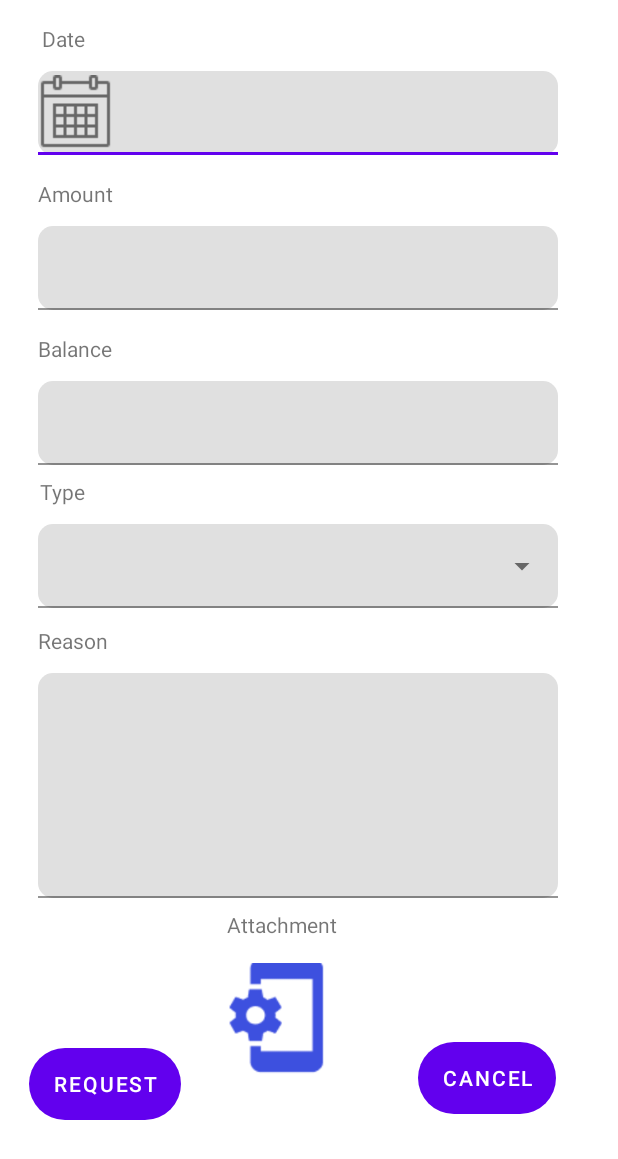
After one commit to asifexplore/Wickie, an Android app: the layout activity_claimsform.xml on its own in the app's theme, with its tools: preview values and no code run, on a phone screen of 412 x 824 dp. The commit adds this screen. Shown: the top 1159 px of the screen. Run offline under Robolectric (Android 15) with nearby library versions, the phone set to English and light mode, and no system bars.

Commit message:
added claims feature

```diff
--- /dev/null
+++ b/app/src/main/java/com/example/Wickie/features/claims/ClaimsFormActivity.kt
@@ -0,0 +1,114 @@
+package com.example.Wickie.features.claims
+
+import android.Manifest
+import android.app.Activity
+import android.app.AlertDialog
+import android.app.DatePickerDialog
+import android.content.DialogInterface
+import android.content.Intent
+import android.content.pm.PackageManager
+import android.graphics.Bitmap
+import android.graphics.BitmapFactory
+import android.os.Build
+import android.os.Bundle
+import android.os.Environment
+import android.provider.MediaStore
+import android.widget.*
+import androidx.appcompat.app.AppCompatActivity
+import androidx.core.app.ActivityCompat
+import androidx.core.content.ContextCompat
+import androidx.core.content.FileProvider
+import com.example.Wickie.BaseActivity
+import com.example.Wickie.R
+import com.google.android.material.textfield.TextInputLayout
+import java.io.File
+import java.util.*
+import com.example.Wickie.databinding.ActivityClaimsformBinding
+
+
+
+class ClaimsFormActivity:BaseActivity() {
+    private lateinit var binding : ActivityClaimsformBinding
+    private val REQUEST_IMAGE_GALLERY = 132
+    private val REQUEST_IMAGE_CAMERA = 142
+
+    override fun onCreate(savedInstanceState: Bundle?) {
+        super.onCreate(savedInstanceState)
+        binding = ActivityClaimsformBinding.inflate(layoutInflater)
+        setContentView(binding.root)
+
+        //var textTypeDropdown = findViewById<TextInputLayout>(R.layout.typeItems.id.textTypeDropdown)
+
+        //val editTextDate = findViewById<EditText>(R.id.editTextDate)
+        //val imageButtonAttachment = findViewById<ImageView>(R.id.imageButtonAttachment)
+        val calendar = Calendar.getInstance()
+        val myYear = calendar.get(Calendar.YEAR)
+        val myMonth = calendar.get(Calendar.MONTH)
+        val day = calendar.get(Calendar.DAY_OF_MONTH)
+
+        var itemList = arrayOf("transport", "meal", "phone")
+
+        var arrayAdapter = ArrayAdapter(this, R.layout.type_list, itemList)
+        binding.typeItems.setAdapter(arrayAdapter)
+
+        binding.editTextDate.setOnClickListener {
+            val datePickerDialog = DatePickerDialog(this, DatePickerDialog.OnDateSetListener { view, year, month, dayOfMonth ->
+                val display:String = dayOfMonth.toString() + "/" + (month+1) + "/" + year
+                binding.editTextDate.setText(display)
+            }, myYear, myMonth, day)
+            datePickerDialog.show()
+        }
+
+        binding.imageButtonAttachment.setOnClickListener {
+            val builder = AlertDialog.Builder(this)
+            //set title for alert dialog
+            builder.setTitle("Attachment Upload")
+            //set message for alert dialog
+            builder.setMessage("How would you upload your attachment?")
+
+            //performing positive action
+            builder.setPositiveButton("Gallery") { dialog, which ->
+                dialog.dismiss()
+
+                val intent = Intent(Intent.ACTION_PICK)
+                intent.type = "image/*"
+                startActivityForResult(intent,REQUEST_IMAGE_GALLERY)
+            }
+            //performing negative action
+            builder.setNegativeButton("Camera"){dialog, which ->
+                dialog.dismiss()
+
+                Intent(MediaStore.ACTION_IMAGE_CAPTURE).also {takePictureIntent ->
+                    takePictureIntent.resolveActivity(packageManager)?.also {
+                        val permission = ContextCompat.checkSelfPermission(this,Manifest.permission.CAMERA)
+                        if (permission != PackageManager.PERMISSION_GRANTED) {
+                            ActivityCompat.requestPermissions(this, arrayOf(Manifest.permission.CAMERA), 1)
+                        }
+                        else {
+                            startActivityForResult(takePictureIntent, REQUEST_IMAGE_CAMERA)
+                        }
+                    }
+
+                }
+
+            }
+            // Create the AlertDialog
+            val dialog: AlertDialog = builder.create()
+            dialog.show()
+        }
+    }
+    override fun onActivityResult(requestCode: Int, resultCode: Int, data: Intent?) {
+        super.onActivityResult(requestCode, resultCode, data)
+
+        if(requestCode == REQUEST_IMAGE_GALLERY && resultCode == Activity.RESULT_OK && data != null) {
+            binding.imageButtonAttachment.setImageURI(data.data)
+        }
+        else if(requestCode == REQUEST_IMAGE_CAMERA && resultCode == Activity.RESULT_OK && data != null) {
+            binding.imageButtonAttachment.setImageBitmap(data.extras?.get("data") as Bitmap)
+        }
+        else {
+            Toast.makeText(this, "Cannot access gallery", Toast.LENGTH_SHORT).show()
+        }
+    }
+
+}
--- a/app/src/main/java/com/example/Wickie/features/login/LoginActivity.kt
+++ b/app/src/main/java/com/example/Wickie/features/login/LoginActivity.kt
@@ -17,6 +17,8 @@ import androidx.lifecycle.Observer
 import com.example.Wickie.databinding.ActivityLoginBinding
 import androidx.lifecycle.ViewModelProvider
 import com.example.Wickie.BaseActivity
+import com.example.Wickie.features.claims.ClaimsFormActivity
+
 
 class LoginActivity : BaseActivity() {
 
--- /dev/null
+++ b/app/src/main/res/drawable/custom_button.xml
@@ -0,0 +1,6 @@
+<?xml version="1.0" encoding="utf-8"?>
+<shape xmlns:android="http://schemas.android.com/apk/res/android" android:shape="rectangle">
+    <corners android:radius="40dp"/>
+
+
+</shape>
--- /dev/null
+++ b/app/src/main/res/layout/activity_claimsform.xml
@@ -0,0 +1,261 @@
+<?xml version="1.0" encoding="utf-8"?>
+<ScrollView
+    xmlns:android="http://schemas.android.com/apk/res/android"
+    xmlns:app="http://schemas.android.com/apk/res-auto"
+    xmlns:tools="http://schemas.android.com/tools"
+    android:layout_width="match_parent"
+    android:layout_height="match_parent"
+    tools:layout_editor_absoluteX="1dp"
+    tools:layout_editor_absoluteY="1dp"
+    android:fillViewport="true"
+    tools:context=".features.claims.ClaimsFormActivity">
+
+    <androidx.constraintlayout.widget.ConstraintLayout
+        android:layout_width="match_parent"
+        android:layout_height="wrap_content">
+
+
+        <TextView
+            android:id="@+id/textDateLabel"
+            android:layout_width="wrap_content"
+            android:layout_height="wrap_content"
+            android:layout_marginTop="16dp"
+            android:text="Date"
+            app:layout_constraintEnd_toEndOf="parent"
+            app:layout_constraintHorizontal_bias="0.073"
+            app:layout_constraintStart_toStartOf="parent"
+            app:layout_constraintTop_toTopOf="parent" />
+
+        <com.google.android.material.textfield.TextInputLayout
+            android:id="@+id/textLayoutDate"
+            app:startIconDrawable="@drawable/spenddatecalendarlogo"
+            app:boxCornerRadiusBottomEnd="10dp"
+            app:boxCornerRadiusTopEnd="10dp"
+            app:boxCornerRadiusBottomStart="10dp"
+            app:boxCornerRadiusTopStart="10dp"
+            android:layout_width="match_parent"
+            android:layout_height="wrap_content"
+            android:layout_marginStart="25dp"
+            android:layout_marginTop="12dp"
+            android:layout_marginEnd="40dp"
+            app:layout_constraintEnd_toEndOf="parent"
+            app:layout_constraintHorizontal_bias="0.362"
+            app:layout_constraintStart_toStartOf="parent"
+            app:layout_constraintTop_toBottomOf="@+id/textDateLabel">
+
+            <com.google.android.material.textfield.TextInputEditText
+                android:id="@+id/editTextDate"
+                android:textColor="@color/black"
+                app:boxCornerRadiusBottomEnd="10dp"
+                app:boxCornerRadiusTopEnd="10dp"
+                app:boxCornerRadiusBottomStart="10dp"
+                app:boxCornerRadiusTopStart="10dp"
+                android:layout_width="match_parent"
+                android:layout_height="match_parent" />
+        </com.google.android.material.textfield.TextInputLayout>
+
+        <TextView
+            android:id="@+id/textAmount"
+            android:layout_width="wrap_content"
+            android:layout_height="wrap_content"
+            android:layout_marginTop="16dp"
+            android:text="@string/amount_label"
+            app:layout_constraintEnd_toEndOf="parent"
+            app:layout_constraintHorizontal_bias="0.07"
+            app:layout_constraintStart_toStartOf="parent"
+            app:layout_constraintTop_toBottomOf="@+id/textLayoutDate" />
+
+        <com.google.android.material.textfield.TextInputLayout
+            android:id="@+id/textLayoutAmount"
+            app:boxCornerRadiusBottomEnd="10dp"
+            app:boxCornerRadiusTopEnd="10dp"
+            app:boxCornerRadiusBottomStart="10dp"
+            app:boxCornerRadiusTopStart="10dp"
+            android:layout_width="match_parent"
+            android:layout_height="wrap_content"
+            android:layout_marginStart="25dp"
+            android:layout_marginTop="12dp"
+            android:layout_marginEnd="40dp"
+            app:layout_constraintEnd_toEndOf="parent"
+            app:layout_constraintHorizontal_bias="0.245"
+            app:layout_constraintStart_toStartOf="parent"
+            app:layout_constraintTop_toBottomOf="@+id/textAmount">
+
+            <com.google.android.material.textfield.TextInputEditText
+                android:id="@+id/editTextAmount"
+                app:boxCornerRadiusBottomEnd="10dp"
+                app:boxCornerRadiusTopEnd="10dp"
+                app:boxCornerRadiusBottomStart="10dp"
+                app:boxCornerRadiusTopStart="10dp"
+                android:inputType="numberDecimal"
+                android:layout_width="match_parent"
+                android:layout_height="match_parent" />
+        </com.google.android.material.textfield.TextInputLayout>
+
+        <TextView
+            android:id="@+id/textBalance"
+            android:layout_width="wrap_content"
+            android:layout_height="wrap_content"
+            android:layout_marginTop="16dp"
+            android:text="@string/balance_label"
+            app:layout_constraintEnd_toEndOf="parent"
+            app:layout_constraintHorizontal_bias="0.07"
+            app:layout_constraintStart_toStartOf="parent"
+            app:layout_constraintTop_toBottomOf="@+id/textLayoutAmount" />
+
+        <com.google.android.material.textfield.TextInputLayout
+            android:id="@+id/textLayoutBalance"
+            app:boxCornerRadiusBottomEnd="10dp"
+            app:boxCornerRadiusTopEnd="10dp"
+            app:boxCornerRadiusBottomStart="10dp"
+            app:boxCornerRadiusTopStart="10dp"
+            android:layout_width="match_parent"
+            android:layout_height="wrap_content"
+            android:layout_marginStart="25dp"
+            android:layout_marginTop="12dp"
+            android:layout_marginEnd="40dp"
+            app:layout_constraintEnd_toEndOf="parent"
+            app:layout_constraintHorizontal_bias="0.245"
+            app:layout_constraintStart_toStartOf="parent"
+            app:layout_constraintTop_toBottomOf="@+id/textBalance">
+
+            <com.google.android.material.textfield.TextInputEditText
+                android:id="@+id/editTextBalance"
+                app:boxCornerRadiusBottomEnd="10dp"
+                app:boxCornerRadiusTopEnd="10dp"
+                app:boxCornerRadiusBottomStart="10dp"
+                app:boxCornerRadiusTopStart="10dp"
+                android:inputType="numberDecimal"
+                android:layout_width="match_parent"
+                android:layout_height="wrap_content" />
+        </com.google.android.material.textfield.TextInputLayout>
+
+        <TextView
+            android:id="@+id/textType"
+            android:layout_width="wrap_content"
+            android:layout_height="wrap_content"
+            android:layout_marginTop="8dp"
+            android:text="@string/type_label"
+            app:layout_constraintEnd_toEndOf="parent"
+            app:layout_constraintHorizontal_bias="0.07"
+            app:layout_constraintStart_toStartOf="parent"
+            app:layout_constraintTop_toBottomOf="@+id/textLayoutBalance" />
+
+        <com.google.android.material.textfield.TextInputLayout
+            app:boxCornerRadiusBottomEnd="10dp"
+            app:boxCornerRadiusTopEnd="10dp"
+            app:boxCornerRadiusBottomStart="10dp"
+            app:boxCornerRadiusTopStart="10dp"
+            android:id="@+id/textTypeDropdown"
+            style="@style/Widget.MaterialComponents.TextInputLayout.FilledBox.ExposedDropdownMenu"
+            android:layout_width="match_parent"
+            android:layout_height="wrap_content"
+            android:layout_marginStart="25dp"
+            android:layout_marginTop="12dp"
+            android:layout_marginEnd="40dp"
+            app:layout_constraintEnd_toEndOf="parent"
+            app:layout_constraintHorizontal_bias="0.294"
+            app:layout_constraintStart_toStartOf="parent"
+            app:layout_constraintTop_toBottomOf="@+id/textType">
+
+            <AutoCompleteTextView
+                app:boxCornerRadiusBottomEnd="10dp"
+                app:boxCornerRadiusTopEnd="10dp"
+                app:boxCornerRadiusBottomStart="10dp"
+                app:boxCornerRadiusTopStart="10dp"
+                android:id="@+id/typeItems"
+                android:layout_width="match_parent"
+                android:layout_height="wrap_content"
+                android:inputType="none" />
+        </com.google.android.material.textfield.TextInputLayout>
+
+        <TextView
+            android:id="@+id/textReason"
+            android:layout_width="wrap_content"
+            android:layout_height="wrap_content"
+            android:layout_marginTop="12dp"
+            android:text="@string/reason_label"
+            app:layout_constraintEnd_toEndOf="parent"
+            app:layout_constraintHorizontal_bias="0.07"
+            app:layout_constraintStart_toStartOf="parent"
+            app:layout_constraintTop_toBottomOf="@+id/textTypeDropdown" />
+
+        <com.google.android.material.textfield.TextInputLayout
+            android:id="@+id/textLayoutReason"
+            android:layout_width="match_parent"
+            android:layout_height="150dp"
+            android:layout_marginStart="25dp"
+            android:layout_marginTop="12dp"
+            android:layout_marginEnd="40dp"
+            app:boxCornerRadiusBottomEnd="10dp"
+            app:boxCornerRadiusBottomStart="10dp"
+            app:boxCornerRadiusTopEnd="10dp"
+            app:boxCornerRadiusTopStart="10dp"
+            app:layout_constraintEnd_toEndOf="parent"
+            app:layout_constraintHorizontal_bias="0.245"
+            app:layout_constraintStart_toStartOf="parent"
+            app:layout_constraintTop_toBottomOf="@+id/textReason">
+
+            <com.google.android.material.textfield.TextInputEditText
+                android:id="@+id/editTextReason"
+                android:layout_width="match_parent"
+                android:layout_height="150dp"
+                app:boxCornerRadiusBottomEnd="10dp"
+                app:boxCornerRadiusBottomStart="10dp"
+                app:boxCornerRadiusTopEnd="10dp"
+                app:boxCornerRadiusTopStart="10dp" />
+        </com.google.android.material.textfield.TextInputLayout>
+
+        <TextView
+            android:id="@+id/textAttachmentLabel"
+            android:layout_width="wrap_content"
+            android:layout_height="wrap_content"
+            android:layout_marginTop="8dp"
+            android:text="Attachment"
+            app:layout_constraintEnd_toEndOf="parent"
+            app:layout_constraintHorizontal_bias="0.447"
+            app:layout_constraintStart_toStartOf="parent"
+            app:layout_constraintTop_toBottomOf="@+id/textLayoutReason" />
+
+        <ImageView
+            android:id="@+id/imageButtonAttachment"
+            android:layout_width="92dp"
+            android:layout_height="74dp"
+            android:layout_marginTop="16dp"
+            android:scaleType="centerCrop"
+            app:layout_constraintEnd_toEndOf="parent"
+            app:layout_constraintHorizontal_bias="0.451"
+            app:layout_constraintStart_toStartOf="parent"
+            app:layout_constraintTop_toBottomOf="@+id/textAttachmentLabel"
+            app:srcCompat="@drawable/androidhrlogo" />
+
+        <Button
+            android:id="@+id/buttonRequest"
+            android:background="@drawable/custom_button"
+            android:layout_width="wrap_content"
+            android:layout_height="wrap_content"
+            android:layout_marginTop="100dp"
+            android:layout_marginEnd="23dp"
+            android:text="@string/request_button"
+            app:layout_constraintEnd_toStartOf="@+id/imageButtonAttachment"
+            app:layout_constraintHorizontal_bias="1.0"
+            app:layout_constraintStart_toStartOf="parent"
+            app:layout_constraintTop_toBottomOf="@+id/textLayoutReason" />
+
+        <Button
+            android:id="@+id/buttonCancel"
+            android:background="@drawable/custom_button"
+            android:layout_width="wrap_content"
+            android:layout_height="wrap_content"
+            android:layout_marginTop="96dp"
+            android:layout_marginEnd="16dp"
+            android:text="@string/cancel_button"
+            app:layout_constraintEnd_toEndOf="parent"
+            app:layout_constraintHorizontal_bias="0.63"
+            app:layout_constraintStart_toEndOf="@+id/imageButtonAttachment"
+            app:layout_constraintTop_toBottomOf="@+id/textLayoutReason" />
+
+
+    </androidx.constraintlayout.widget.ConstraintLayout>
+
+</ScrollView>
--- a/app/src/main/res/layout/activity_login.xml
+++ b/app/src/main/res/layout/activity_login.xml
@@ -98,6 +98,7 @@
 
         <ImageView
             android:id="@+id/imageButtonFingerprintScan"
+            android:visibility="invisible"
             android:layout_width="53dp"
             android:layout_height="62dp"
             android:layout_marginTop="24dp"
@@ -107,6 +108,18 @@
             app:layout_constraintTop_toBottomOf="@+id/textForgetPassword"
             app:srcCompat="@drawable/fingerprintscan" />
 
+        <Switch
+            android:id="@+id/switch1"
+            android:layout_width="wrap_content"
+            android:layout_height="wrap_content"
+            android:text="Use Fingerprint?"
+            app:layout_constraintBottom_toTopOf="@+id/buttonSignIn"
+            app:layout_constraintEnd_toStartOf="@+id/textForgetPassword"
+            app:layout_constraintHorizontal_bias="0.204"
+            app:layout_constraintStart_toStartOf="parent"
+            app:layout_constraintTop_toBottomOf="@+id/textLayoutPassword"
+            app:layout_constraintVertical_bias="0.432" />
+
 
     </androidx.constraintlayout.widget.ConstraintLayout>
 
--- /dev/null
+++ b/app/src/main/res/layout/type_list.xml
@@ -0,0 +1,12 @@
+<?xml version="1.0" encoding="utf-8"?>
+<TextView xmlns:android="http://schemas.android.com/apk/res/android"
+    xmlns:tools="http://schemas.android.com/tools"
+    tools:context=".features.claims.ClaimsFormActivity"
+    android:id="@+id/typeList"
+    android:layout_width="match_parent"
+    android:layout_height="wrap_content"
+    android:padding="10dp"
+    android:layout_margin="2dp"
+    >
+
+</TextView>
```
Also changed, not shown: app/src/main/res/drawable/androidhrlogo.PNG (added), app/src/main/res/drawable/emailsigninlogo.png (added), app/src/main/res/drawable/fingerprintscan.PNG (added), app/src/main/res/drawable/locksigninlogo.png (added), app/src/main/res/drawable/spenddatecalendarlogo.png (added).
